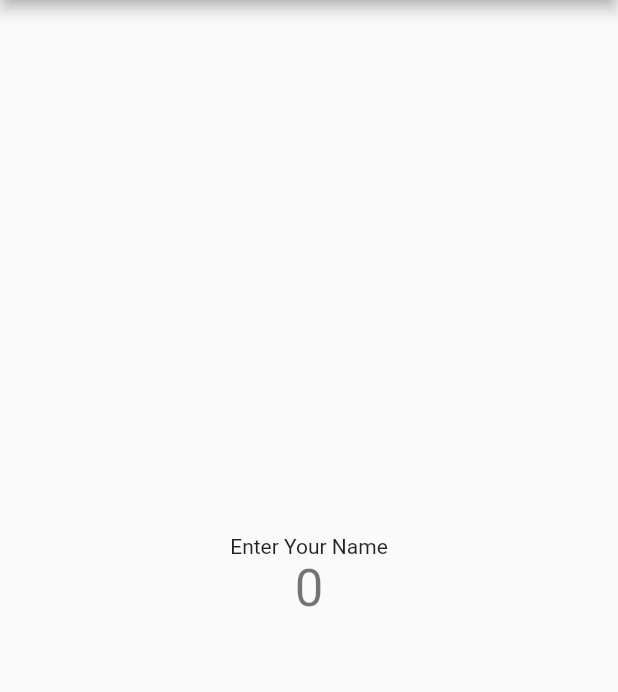
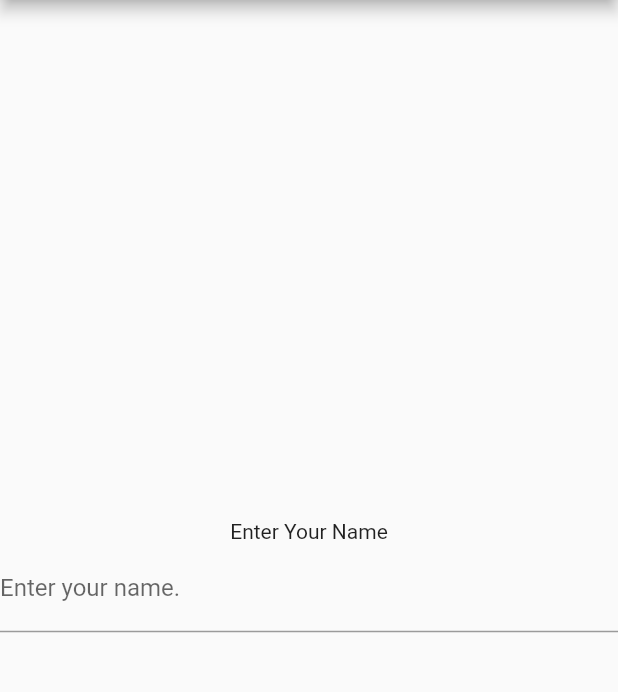
Before and after one commit to lebrancconvas/Soomlek, a Flutter app: the screen it shows after launch, on a phone screen of 412 x 824 dp, the part 84-776 px from its top. Run offline on Flutter 3.47's test engine with Material 2 defaults, Android fonts, the phone set to English and light mode, and no system bars.

Commit message:
🔨 Replace Counter Number to Text Field.

```diff
--- a/lib/main.dart
+++ b/lib/main.dart
@@ -94,13 +94,15 @@ class _MyHomePageState extends State<MyHomePage> {
           // axis because Columns are vertical (the cross axis would be
           // horizontal).
           mainAxisAlignment: MainAxisAlignment.center,
-          children: <Widget>[
-            const Text(
+          children: const <Widget>[
+            Text(
               'Enter Your Name',
             ),
-            Text(
-              '$_counter',
-              style: Theme.of(context).textTheme.headline4,
+            TextField(
+              decoration: InputDecoration(
+                border: UnderlineInputBorder(),
+                labelText: "Enter your name."
+              )
             ),
           ],
         ),
```
